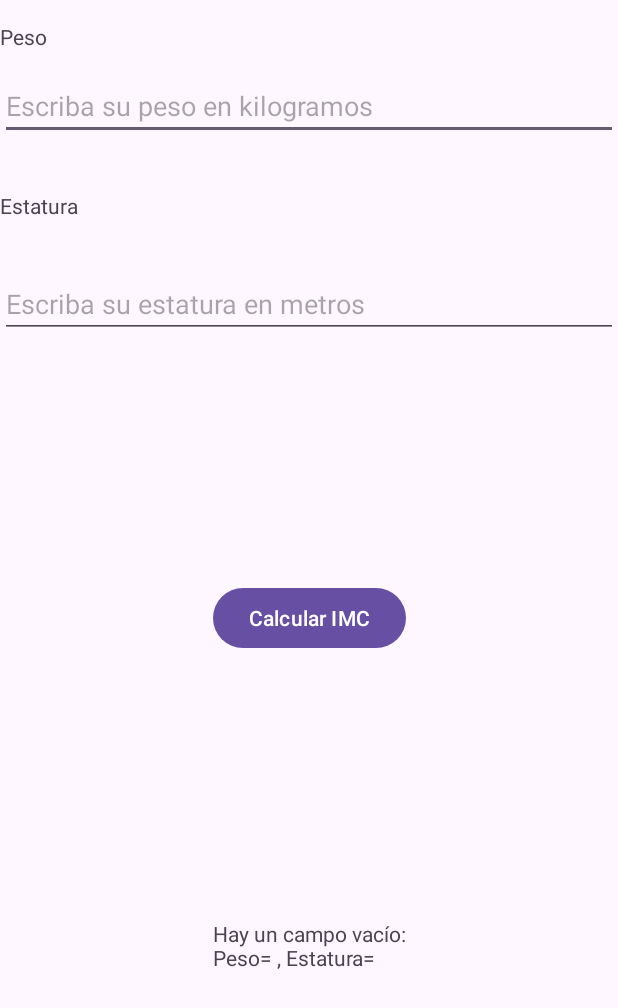
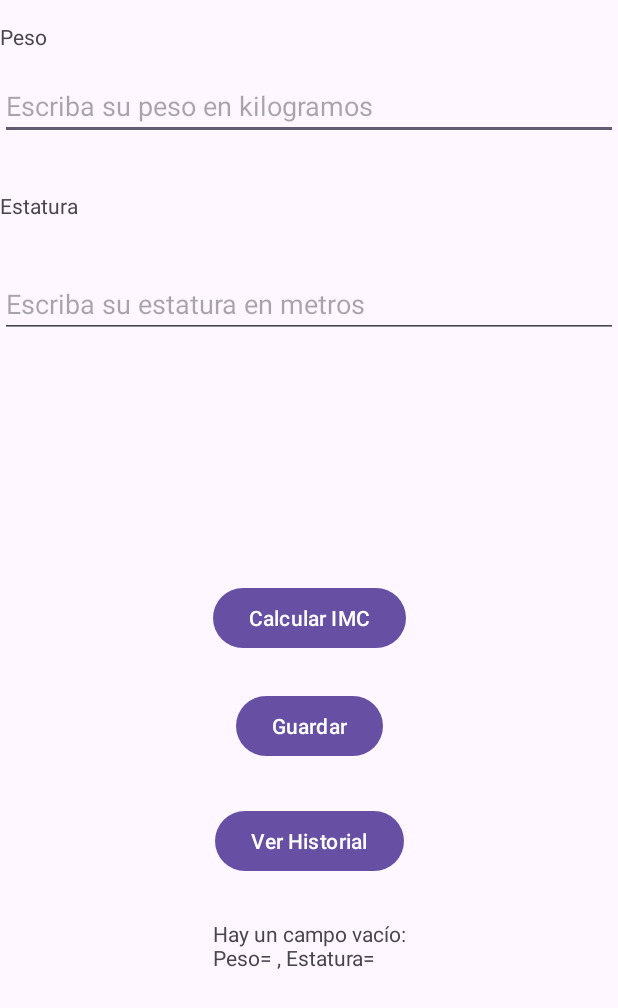
Before and after one commit to gabrieljimenezc01/calculadoraIMC, an Android app: the MainActivity screen opened directly, with no data from a screen before it, after a tap on "Calcular IMC", on a phone screen of 412 x 824 dp. Shown: the top 1008 px of the screen. Run offline under Robolectric (Android 15) with nearby library versions, the phone set to English and light mode, and no system bars.

Commit message:
guarda pero no se puede ver la tabla

```diff
--- a/app/src/main/java/com/example/calculadoraimc/MainActivity.kt
+++ b/app/src/main/java/com/example/calculadoraimc/MainActivity.kt
@@ -9,8 +9,15 @@ import androidx.activity.enableEdgeToEdge
 import androidx.appcompat.app.AppCompatActivity
 import androidx.core.view.ViewCompat
 import androidx.core.view.WindowInsetsCompat
+import android.content.ContentValues
+import android.content.Intent
+import android.os.Build
+import android.widget.Toast
+import androidx.annotation.RequiresApi
+import java.time.Instant
 
 class MainActivity : AppCompatActivity() {
+    @RequiresApi(Build.VERSION_CODES.O)
     override fun onCreate(savedInstanceState: Bundle?) {
         super.onCreate(savedInstanceState)
         enableEdgeToEdge()
@@ -20,21 +27,22 @@ class MainActivity : AppCompatActivity() {
         val edEstatura = findViewById<EditText>(R.id.edEstatura)
         val btnIMC = findViewById<Button>(R.id.btnIMC)
         val tvimc = findViewById<TextView>(R.id.tvIMC)
+        val btnGaurdar = findViewById<Button>(R.id.btnGuardar)
+        val btnVerHistorial = findViewById<Button>(R.id.btnVerHistorial)
 
         val prefs = getSharedPreferences("usuario_prefs", Context.MODE_PRIVATE)
         val nombre = prefs.getString("nombre", "Usuario")
 
+        val pesotexto = edPeso.text.toString()
+        val estatura = edEstatura.text.toString()
         // Mostrar saludo
         val saludo = findViewById<TextView>(R.id.tvIMC)
         saludo.text = "Hola, $nombre 👋"
 
         btnIMC.setOnClickListener {
-            val pesotexto = edPeso.text.toString()
-            val estatura1 = edEstatura.text.toString()
-
-            if (pesotexto.isNotEmpty() && estatura1.isNotEmpty()) {
+            if (pesotexto.isNotEmpty() && estatura.isNotEmpty()) {
                 val peso = pesotexto.toFloat()
-                val estatura = estatura1.toFloat()
+                val estatura = estatura.toFloat()
                 tvimc.text = ""
 
                 if (estatura > 0) {
@@ -49,8 +57,35 @@ class MainActivity : AppCompatActivity() {
                     tvimc.text = "Digite la estatura"
                 }
             } else {
-                tvimc.text = "Hay un campo vacío:\nPeso= $pesotexto, Estatura= $estatura1"
+                tvimc.text = "Hay un campo vacío:\nPeso= $pesotexto, Estatura= $estatura"
             }
+        }
+
+        btnGaurdar.setOnClickListener {
+            val fecha = Instant.now()
+            val admin = AdminSQLiteOpenHelper(this, "administracion", null, 1)
+            val bd = admin.writableDatabase
+            val registro = ContentValues()
+
+            registro.put("peso", pesotexto.toDouble())
+            registro.put("estatura", estatura.toDouble())
+            registro.put("imc", tvimc.text.toString())  // guarda el valor calculado, no el texto
+            registro.put("nombre", nombre)
+            registro.put("fecha", fecha.toString())
+
+            bd.insert("Historial", null, registro)
+            bd.close()
+
+            edPeso.setText("")
+            edEstatura.setText("")
+            tvimc.text = "Hola, $nombre 👋"
+
+            Toast.makeText(this, "Se guardaron los datos en el historial", Toast.LENGTH_SHORT).show()
+        }
+
+        btnVerHistorial.setOnClickListener {
+            val intent = Intent(this, activity_historial::class.java)
+            startActivity(intent)
         }
 
         ViewCompat.setOnApplyWindowInsetsListener(findViewById(R.id.main)) { v, insets ->
--- a/app/src/main/res/layout/activity_main.xml
+++ b/app/src/main/res/layout/activity_main.xml
@@ -69,4 +69,26 @@
         app:layout_constraintStart_toStartOf="parent"
         app:layout_constraintTop_toBottomOf="@+id/btnIMC" />
 
+    <Button
+        android:id="@+id/btnGuardar"
+        android:layout_width="wrap_content"
+        android:layout_height="wrap_content"
+        android:text="Guardar"
+        app:layout_constraintBottom_toTopOf="@+id/tvIMC"
+        app:layout_constraintEnd_toEndOf="parent"
+        app:layout_constraintStart_toStartOf="parent"
+        app:layout_constraintTop_toBottomOf="@+id/btnIMC"
+        app:layout_constraintVertical_bias="0.185" />
+
+    <Button
+        android:id="@+id/btnVerHistorial"
+        android:layout_width="wrap_content"
+        android:layout_height="wrap_content"
+        android:text="Ver Historial"
+        app:layout_constraintBottom_toTopOf="@+id/tvIMC"
+        app:layout_constraintEnd_toEndOf="parent"
+        app:layout_constraintHorizontal_bias="0.5"
+        app:layout_constraintStart_toStartOf="parent"
+        app:layout_constraintTop_toBottomOf="@+id/btnGuardar" />
+
 </androidx.constraintlayout.widget.ConstraintLayout>
```
Also changed, not shown: app/src/main/AndroidManifest.xml (+6 -7 lines), app/src/main/java/com/example/calculadoraimc/AdminSQLiteOpenHelper.kt (added, +25 -0 lines), app/src/main/java/com/example/calculadoraimc/activity_historial.kt (added, +67 -0 lines), app/src/main/res/layout/activity_historial.xml (added, +57 -0 lines), app/src/main/res/layout/activity_splash.xml (+5 -3 lines).
